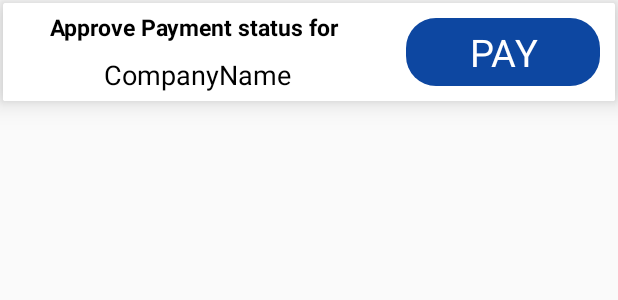
After one commit to tarunjain75/KRishiLabh_Fpi, an Android app: the layout notification_panel_layout.xml on its own in the app's theme, with its tools: preview values and no code run, on a phone screen of 412 x 824 dp. The commit adds this screen. Shown: the top 300 px of the screen. Run offline under Robolectric (Android 15) with nearby library versions, the phone set to English and light mode, and no system bars.

Commit message:
UI and functional changes

```diff
--- a/app/src/main/AndroidManifest.xml
+++ b/app/src/main/AndroidManifest.xml
@@ -50,6 +50,9 @@
                 <category android:name="android.intent.category.LAUNCHER" />
             </intent-filter>
         </activity>
+        <activity android:name=".NotificationPanel">
+
+        </activity>
     </application>
 
 </manifest>
--- /dev/null
+++ b/app/src/main/res/layout/notification_panel_layout.xml
@@ -0,0 +1,91 @@
+<?xml version="1.0" encoding="utf-8"?>
+<LinearLayout xmlns:android="http://schemas.android.com/apk/res/android"
+    xmlns:app="http://schemas.android.com/apk/res-auto"
+    android:orientation="vertical"
+    android:layout_width="match_parent"
+    android:layout_height="match_parent">
+    <android.support.v7.widget.CardView
+        android:layout_width="match_parent"
+        android:layout_height="wrap_content"
+        android:padding="1dp"
+        android:layout_margin="2dp"
+        app:cardCornerRadius="1dp"
+        app:cardElevation="10dp">
+        <LinearLayout
+            android:layout_width="match_parent"
+            android:layout_height="wrap_content"
+            android:weightSum="3"
+            android:id="@+id/paymentTabLayout"
+            android:orientation="horizontal"
+            android:visibility="visible">
+            <LinearLayout
+                android:layout_width="0dp"
+                android:layout_weight="2"
+                android:orientation="vertical"
+                android:layout_height="wrap_content">
+                <TextView
+                    android:layout_width="match_parent"
+                    android:layout_height="wrap_content"
+                    android:text="Approve Payment status for "
+                    android:textSize="15dp"
+                    android:padding="5dp"
+                    android:gravity="center"
+                    android:textColor="@android:color/black"
+                    android:textStyle="bold"
+                    />
+                <TextView
+                    android:layout_width="match_parent"
+                    android:layout_height="wrap_content"
+                    android:layout_margin="1dp"
+                    android:padding="2dp"
+                    android:text="CompanyName"
+                    android:id="@+id/CompanyName"
+                    android:gravity="center"
+                    android:textColor="@android:color/black"
+                    android:textSize="18dp"/>
+            </LinearLayout>
+            <TextView
+                android:layout_width="0dp"
+                android:layout_weight="1"
+                android:layout_height="wrap_content"
+                android:background="@drawable/pay_button"
+                android:padding="5dp"
+                android:layout_margin="10dp"
+                android:id="@+id/paymentTab"
+                android:text="@string/Pay"
+                android:gravity="center"
+                android:textColor="@android:color/white"
+                android:textSize="25dp"/>
+        </LinearLayout>
+        <LinearLayout
+            android:layout_width="match_parent"
+            android:layout_height="wrap_content"
+            android:weightSum="3"
+            android:id="@+id/InfoLayout"
+            android:orientation="vertical"
+            android:visibility="gone">
+            <TextView
+                android:layout_width="match_parent"
+                android:layout_height="wrap_content"
+                android:text="Payment approval made for the comapany"
+                android:textSize="15dp"
+                android:padding="5dp"
+                android:gravity="center"
+                android:textColor="@android:color/black"
+                android:textStyle="bold"
+                />
+            <TextView
+                android:layout_width="match_parent"
+                android:layout_height="wrap_content"
+                android:layout_margin="1dp"
+                android:padding="2dp"
+                android:text="CompanyName"
+                android:id="@+id/company_NAME"
+                android:gravity="center"
+                android:textColor="@android:color/black"
+                android:textSize="18dp"/>
+        </LinearLayout>
+    </android.support.v7.widget.CardView>
+
+
+</LinearLayout>
--- a/build.gradle
+++ b/build.gradle
@@ -5,7 +5,7 @@ buildscript {
         jcenter()
     }
     dependencies {
-        classpath 'com.android.tools.build:gradle:2.3.0'
+        classpath 'com.android.tools.build:gradle:2.3.3'
 
         // NOTE: Do not place your application dependencies here; they belong
         // in the individual module build.gradle files
```
Also changed, not shown: app/src/main/java/example/com/klfpi/Adapter/NotifyAdapter.java (added, +78 -0 lines), app/src/main/java/example/com/klfpi/Data/DataNotifyInfo.java (added, +31 -0 lines), app/src/main/java/example/com/klfpi/MainActivity.java (+33 -0 lines), app/src/main/java/example/com/klfpi/NotificationPanel.java (added, +93 -0 lines), app/src/main/res/layout/activity_main.xml (+4 -3 lines), app/src/main/res/layout/notification_panel.xml (added, +39 -0 lines).
